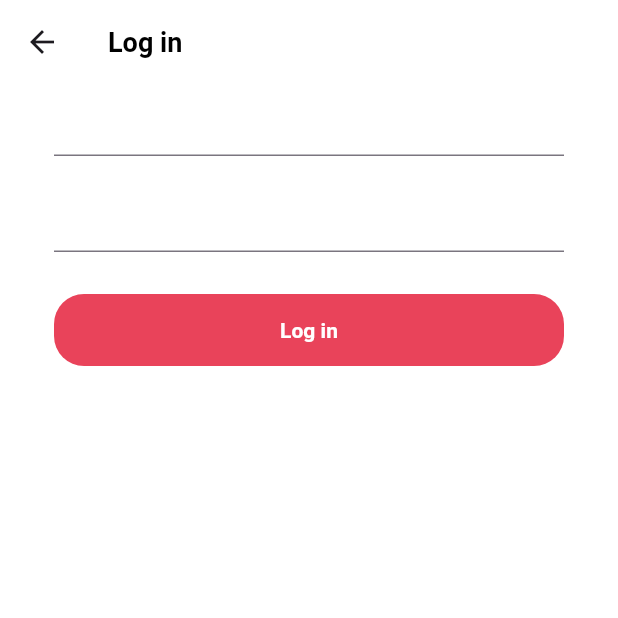
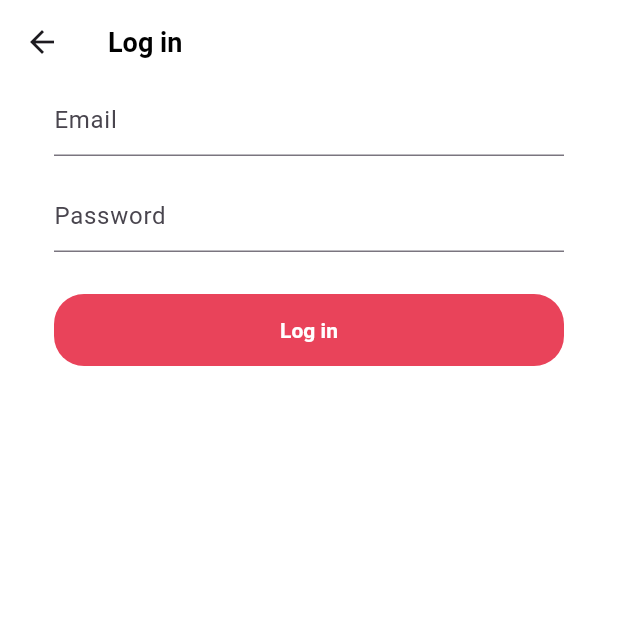
Before and after one commit to Rariroro/flutter_tiktok_clone, a Flutter app: the LoginFormScreen screen opened directly, on a phone screen of 412 x 824 dp, the top half of it. Run offline on Flutter 3.47's test engine with Material 3 defaults, Android fonts, the light colour scheme and no system bars; our stand-ins replace font_awesome_flutter.

Commit message:
Update login_form_screen.dart

```diff
--- a/lib/features/authentication/login_form_screen.dart
+++ b/lib/features/authentication/login_form_screen.dart
@@ -24,9 +24,17 @@ class _LoginFormScreenState extends State<LoginFormScreen> {
         child: Form(
             child: Column(
           children: [
-            TextFormField(),
+            TextFormField(
+              decoration: const InputDecoration(
+                hintText: 'Email',
+              ),
+            ),
             Gaps.v16,
-            TextFormField(),
+            TextFormField(
+              decoration: const InputDecoration(
+                hintText: 'Password',
+              ),
+            ),
             Gaps.v28,
             const FormButton(
               disabled: false,
```
